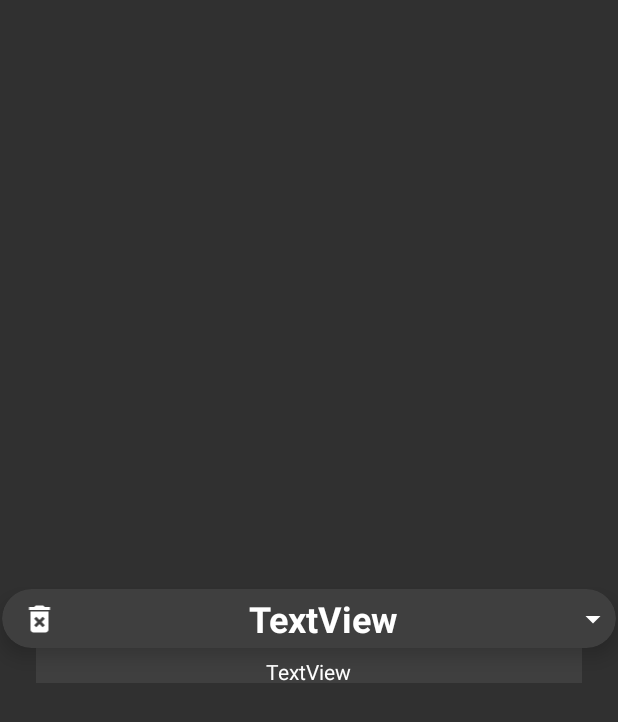
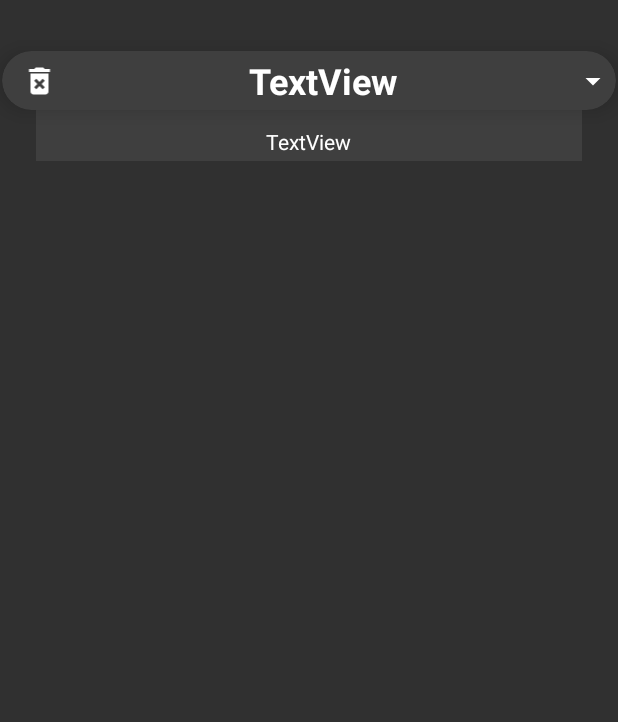
Before and after one commit to CharlesC234/MobileDeviceAppsProject, an Android app: the layout workouts_recyclerview.xml on its own in the app's theme, with its tools: preview values and no code run, on a phone screen of 412 x 824 dp. Shown: the top 722 px of the screen. Run offline under Robolectric (Android 15) with nearby library versions, the phone set to English and light mode, and no system bars.

Commit message:
Fixed recyclerview

```diff
--- a/TeamProject/app/src/main/java/edu/floridapoly/mobiledeviceapps/fall23/cahillcharles/TeamProject/ExpandableAdapter.java
+++ b/TeamProject/app/src/main/java/edu/floridapoly/mobiledeviceapps/fall23/cahillcharles/TeamProject/ExpandableAdapter.java
@@ -55,14 +55,14 @@ public class ExpandableAdapter extends RecyclerView.Adapter<ExpandableAdapter.Vi
                     holder.workoutDescriptionHolder.setVisibility(View.GONE);
                     holder.workoutDescriptionText.setVisibility(View.GONE);
                     //set arrow so that it points up indicating the user click it to make the description disappear
-                    holder.dropDownWorkoutsView.setImageResource(R.drawable.dropdown_arrow_up);
+                    holder.dropDownWorkoutsView.setImageResource(R.drawable.dropdown_arrow);
                 }
                 //if view hasn't been expanded, expand
                 else {
                     holder.workoutDescriptionHolder.setVisibility(View.VISIBLE);
                     holder.workoutDescriptionText.setVisibility(View.VISIBLE);
                     //switch arrow so that it points down indicating to the user that clicking it will display the description
-                    holder.dropDownWorkoutsView.setImageResource(R.drawable.dropdown_arrow);
+                    holder.dropDownWorkoutsView.setImageResource(R.drawable.dropdown_arrow_up);
                 }
             }
         });
@@ -83,6 +83,8 @@ public class ExpandableAdapter extends RecyclerView.Adapter<ExpandableAdapter.Vi
                         db.deleteWorkout(workout.getId());
                         //remove from arraylist
                         workoutList.remove(workout);
+                        //refresh recycler view
+                        notifyDataSetChanged();
                     }
                 });
                 builder.setNegativeButton("Cancel", new DialogInterface.OnClickListener() {
--- a/TeamProject/app/src/main/java/edu/floridapoly/mobiledeviceapps/fall23/cahillcharles/TeamProject/SavedWorkouts.java
+++ b/TeamProject/app/src/main/java/edu/floridapoly/mobiledeviceapps/fall23/cahillcharles/TeamProject/SavedWorkouts.java
@@ -7,6 +7,7 @@ import androidx.recyclerview.widget.RecyclerView;
 
 import android.content.Intent;
 import android.os.Bundle;
+import android.util.Log;
 import android.view.MenuItem;
 import android.view.View;
 import android.widget.Adapter;
@@ -39,6 +40,9 @@ public class SavedWorkouts extends AppCompatActivity implements NavigationView.O
 
         db = new WorkoutDatabase(this); //start database
         ArrayList<WorkoutModelClass> workouts = db.getAllWorkouts(); //get all workouts from database
+        for(int i = 0; i < workouts.size(); i++) {
+            Log.i("workouts: ", workouts.get(i).getName() + " ---- " + workouts.get(i).getDescription());
+        }
 
         //Finish setting up recycler view and dynamic expandable list
         RecyclerView recyclerView = findViewById(R.id.workouts_recycler_view);
--- a/TeamProject/app/src/main/res/layout/workouts_recyclerview.xml
+++ b/TeamProject/app/src/main/res/layout/workouts_recyclerview.xml
@@ -3,7 +3,7 @@
     xmlns:app="http://schemas.android.com/apk/res-auto"
     xmlns:tools="http://schemas.android.com/tools"
     android:layout_width="match_parent"
-    android:layout_height="match_parent">
+    android:layout_height="wrap_content">
 
     <androidx.cardview.widget.CardView
         android:id="@+id/cardView"
@@ -23,7 +23,7 @@
             android:layout_height="match_parent">
 
             <ImageView
-                android:id="@+id/dropdown_workout_image"
+                android:id="@+id/delete_workout_image"
                 android:layout_width="50sp"
                 android:layout_height="wrap_content"
                 android:padding="5px"
@@ -41,13 +41,13 @@
                 android:textColor="@color/white"
                 android:textSize="24sp"
                 android:textStyle="bold"
-                app:layout_constraintEnd_toStartOf="@+id/delete_workout_image"
-                app:layout_constraintStart_toEndOf="@+id/dropdown_workout_image"
+                app:layout_constraintEnd_toStartOf="@+id/dropdown_workout_image"
+                app:layout_constraintStart_toEndOf="@+id/delete_workout_image"
                 app:layout_constraintTop_toTopOf="parent"
                 app:layout_constraintBottom_toBottomOf="parent"/>
 
             <ImageView
-                android:id="@+id/delete_workout_image"
+                android:id="@+id/dropdown_workout_image"
                 android:layout_width="wrap_content"
                 android:layout_height="wrap_content"
                 android:padding="5px"
@@ -69,6 +69,7 @@
         android:background="@color/pale_grey"
         android:layout_marginStart="24dp"
         android:layout_marginEnd="24dp"
+        android:padding="5dp"
         app:layout_constraintTop_toBottomOf="@id/cardView">
         <TextView
             android:id="@+id/workout_description_tview"
@@ -77,6 +78,8 @@
             android:layout_marginTop="4dp"
             android:textColor="@color/white"
             android:text="TextView"
+            android:gravity="center"
+            android:layout_gravity="center"
             app:layout_constraintTop_toBottomOf="@+id/cardView" />
     </androidx.appcompat.widget.LinearLayoutCompat>
 
```
Also changed, not shown: 378 other files.
